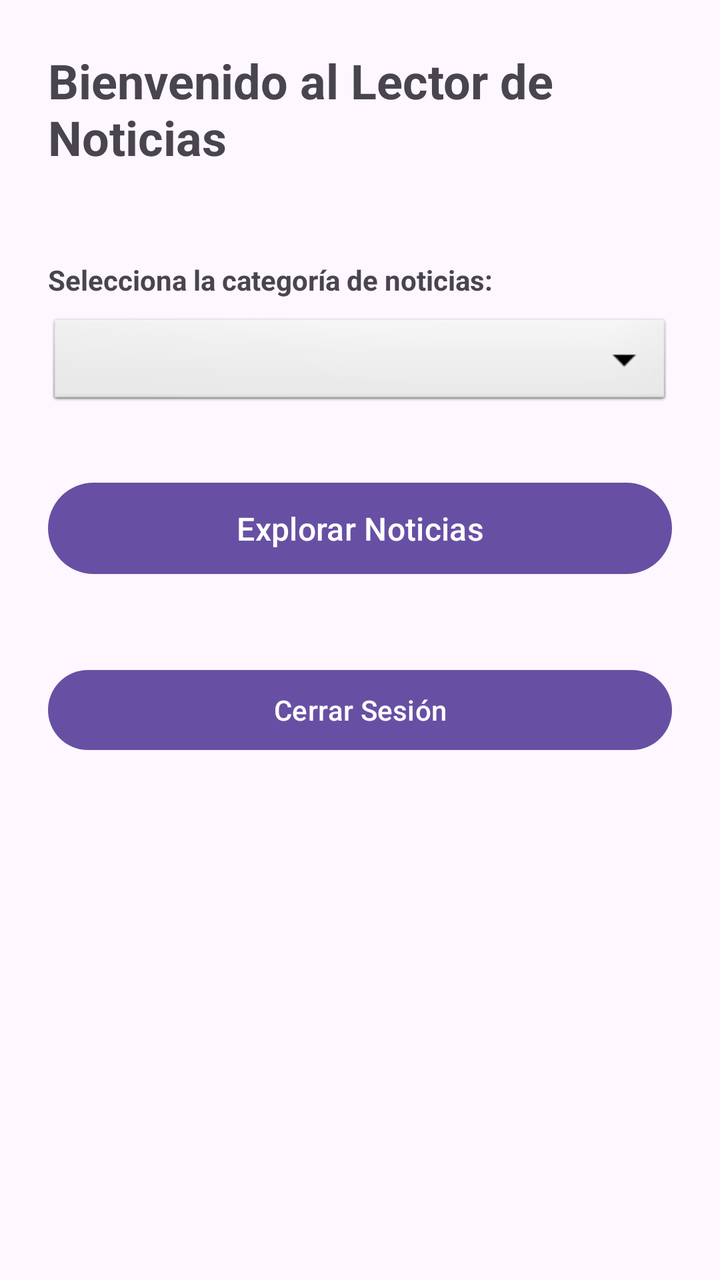
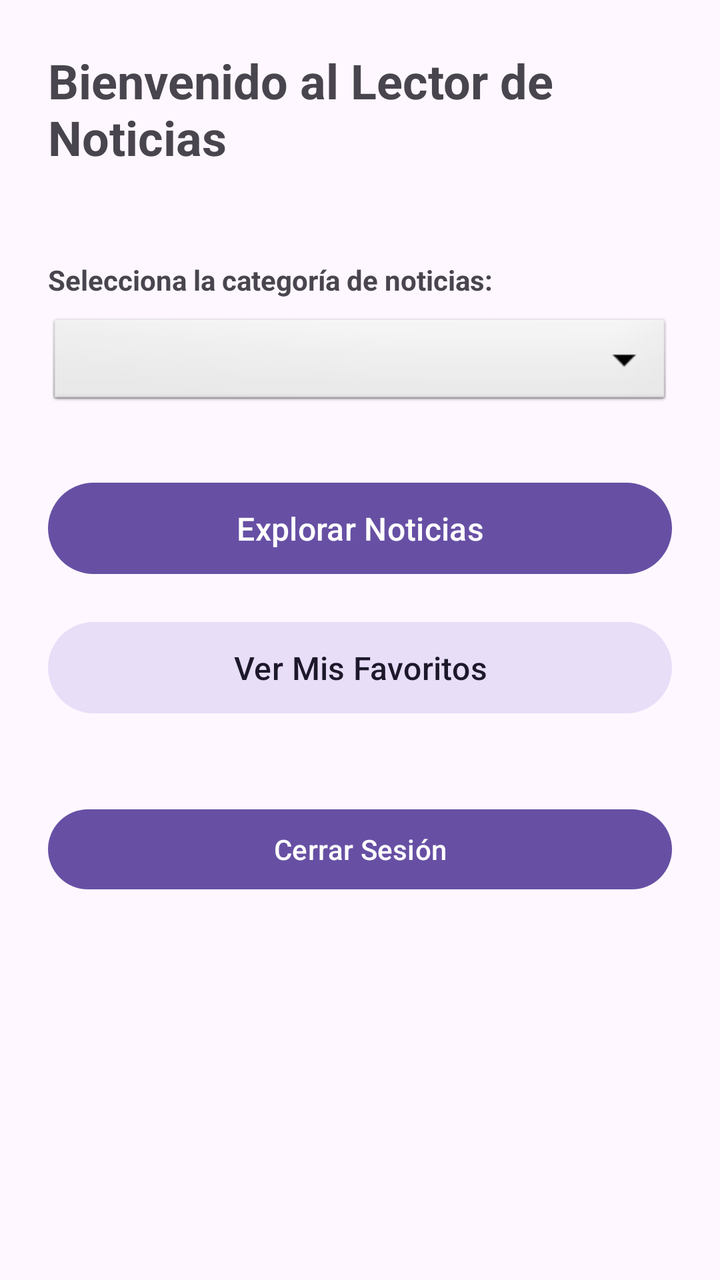

Screens rendered from an Android XML layout before and after an edit, with the pre-edit source and the edit as a unified diff.
<!-- AndroidManifest.xml: application theme Theme.NewsApp -->
<!-- res/layout/activity_main.xml -->
<?xml version="1.0" encoding="utf-8"?>
<LinearLayout xmlns:android="http://schemas.android.com/apk/res/android"
    android:id="@+id/main"
    android:layout_width="match_parent"
    android:layout_height="match_parent"
    android:orientation="vertical"
    android:padding="24dp">

    <TextView
        android:id="@+id/tv_bienvenido"
        android:layout_width="wrap_content"
        android:layout_height="wrap_content"
        android:text="Bienvenido al Lector de Noticias"
        android:textSize="24sp"
        android:textStyle="bold"
        android:layout_marginBottom="16dp"/>

    <TextView
        android:id="@+id/tvUserEmail"
        android:layout_width="wrap_content"
        android:layout_height="wrap_content"
        android:textSize="16sp"
        android:layout_marginBottom="8dp"/>

    <TextView
        android:id="@+id/tx_notice"
        android:layout_width="match_parent"
        android:layout_height="wrap_content"
        android:layout_marginBottom="8dp"
        android:text="Selecciona la categoría de noticias:"
        android:textSize="14sp"
        android:textStyle="bold" />

    <Spinner
        android:id="@+id/spinner_categories"
        android:layout_width="match_parent"
        android:layout_height="48dp"
        android:layout_marginBottom="32dp"
        android:background="@android:drawable/btn_dropdown"
        android:padding="8dp"/>

    <Button
        android:id="@+id/btn_view_news"
        android:layout_width="match_parent"
        android:layout_height="wrap_content"
        android:text="Explorar Noticias"
        android:textSize="16sp"
        android:padding="12dp"
        android:layout_marginBottom="16dp" />


    <Button
        android:id="@+id/btn_logout"
        android:layout_width="match_parent"
        android:layout_height="wrap_content"
        android:text="Cerrar Sesión"
        android:layout_marginTop="24dp" />

</LinearLayout>
<!-- resources referenced by this layout -->
<resources>
  <style name="Theme.NewsApp" parent="Base.Theme.NewsApp" />
  <style name="Base.Theme.NewsApp" parent="Theme.Material3.DayNight.NoActionBar">
          
          
      </style>
</resources>

<!-- the commit's change to res/layout/activity_main.xml (unified diff, before → after) -->
@@ -50,6 +50,16 @@
 
 
     <Button
+        android:id="@+id/btnVerFavoritos"
+        android:layout_width="match_parent"
+        android:layout_height="wrap_content"
+        android:text="Ver Mis Favoritos"
+        android:textSize="16sp"
+        android:padding="12dp"
+        android:layout_marginBottom="16dp"
+        style="@style/Widget.Material3.Button.TonalButton" />
+
+    <Button
         android:id="@+id/btn_logout"
         android:layout_width="match_parent"
         android:layout_height="wrap_content"
